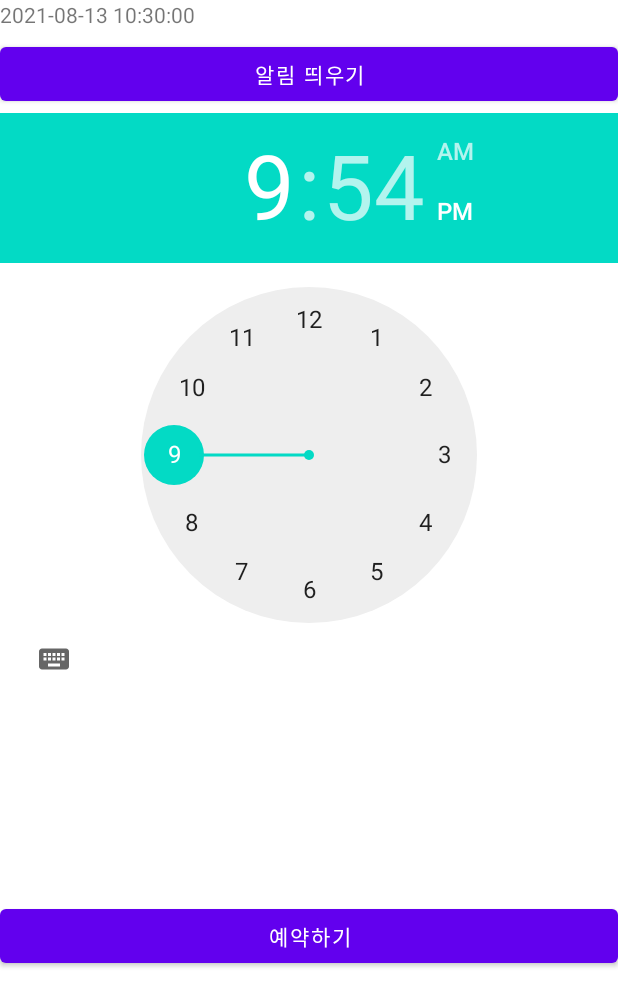
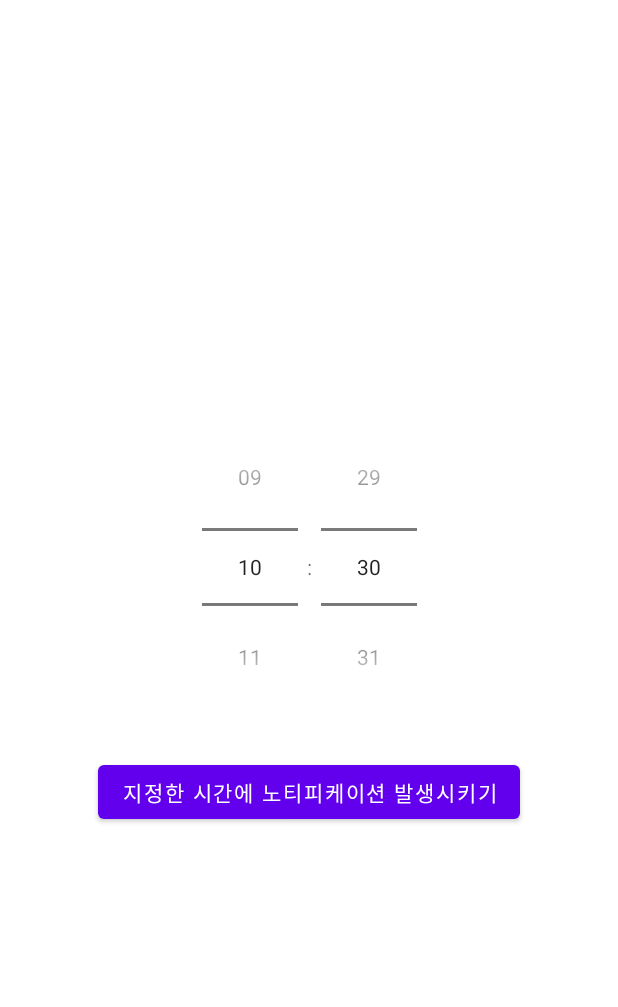
Before and after one commit to ryulkim/My_Maeju, an Android app: the screen it shows after launch (MainActivity), on a phone screen of 412 x 824 dp. Shown: the top 1007 px of the screen. Run offline under Robolectric (Android 15) with nearby library versions, the phone set to English and light mode, and no system bars.

Commit message:
시간 예약 알람

```diff
--- a/app/src/main/java/com/example/myapplication_maeju/MainActivity.java
+++ b/app/src/main/java/com/example/myapplication_maeju/MainActivity.java
@@ -1,10 +1,15 @@
 package com.example.myapplication_maeju;
 
+import android.app.AlarmManager;
 import android.app.Notification;
 import android.app.NotificationChannel;
 import android.app.NotificationManager;
 import android.app.PendingIntent;
+import android.content.ComponentName;
+import android.content.Context;
 import android.content.Intent;
+import android.content.SharedPreferences;
+import android.content.pm.PackageManager;
 import android.graphics.Bitmap;
 import android.graphics.BitmapFactory;
 import android.os.Build;
@@ -20,86 +25,134 @@ import androidx.core.app.NotificationCompat;
 import androidx.core.app.NotificationManagerCompat;
 
 import java.text.SimpleDateFormat;
+import java.util.Calendar;
 import java.util.Date;
+import java.util.GregorianCalendar;
+import java.util.Locale;
 
 
 public class MainActivity extends AppCompatActivity {
-    long mNow;
-    Date mDate;
-    SimpleDateFormat mFormat=new SimpleDateFormat("yyyy-MM-dd hh:mm:ss");
-    TextView text;
-
-    TimePicker tPicker;
-    Button reserve;
-
-
-    Button bt;
-    NotificationManager manager;
-    NotificationCompat.Builder builder;
-    private static String CHANNEL_ID = "channel1";
-    private static String CHANEL_NAME = "Channel1";
     @Override
     protected void onCreate(Bundle savedInstanceState) {
         super.onCreate(savedInstanceState);
         setContentView(R.layout.activity_main);
-        setTitle("시간 예약");
 
-        //system time
-        text=findViewById(R.id.t1);
-        text.setText(getTime());
+        final TimePicker picker = (TimePicker) findViewById(R.id.timePicker);
+        picker.setIs24HourView(true);
 
-        tPicker=findViewById(R.id.timePicker);
-        reserve=findViewById(R.id.reserve);
 
-        //notice
-        //setContentView(R.layout.activity_main);
-        bt = findViewById(R.id.bt);
-        bt.setOnClickListener(new View.OnClickListener() {
+        // 앞서 설정한 값으로 보여주기
+        // 없으면 디폴트 값은 현재시간
+        SharedPreferences sharedPreferences = getSharedPreferences("daily alarm", MODE_PRIVATE);
+        long millis = sharedPreferences.getLong("nextNotifyTime", Calendar.getInstance().getTimeInMillis());
+
+        Calendar nextNotifyTime = new GregorianCalendar();
+        nextNotifyTime.setTimeInMillis(millis);
+
+        Date nextDate = nextNotifyTime.getTime();
+        String date_text = new SimpleDateFormat("yyyy년 MM월 dd일 EE요일 a hh시 mm분 ", Locale.getDefault()).format(nextDate);
+        Toast.makeText(getApplicationContext(), "[처음 실행시] 다음 알람은 " + date_text + "으로 알람이 설정되었습니다!", Toast.LENGTH_SHORT).show();
+
+
+        // 이전 설정값으로 TimePicker 초기화
+        Date currentTime = nextNotifyTime.getTime();
+        SimpleDateFormat HourFormat = new SimpleDateFormat("kk", Locale.getDefault());
+        SimpleDateFormat MinuteFormat = new SimpleDateFormat("mm", Locale.getDefault());
+
+        int pre_hour = Integer.parseInt(HourFormat.format(currentTime));
+        int pre_minute = Integer.parseInt(MinuteFormat.format(currentTime));
+
+
+        if (Build.VERSION.SDK_INT >= 23) {
+            picker.setHour(pre_hour);
+            picker.setMinute(pre_minute);
+        } else {
+            picker.setCurrentHour(pre_hour);
+            picker.setCurrentMinute(pre_minute);
+        }
+
+
+        Button button = (Button) findViewById(R.id.button);
+        button.setOnClickListener(new View.OnClickListener() {
             @Override
-            public void onClick(View v) {
-                showNoti();
+            public void onClick(View arg0) {
+
+                int hour, hour_24, minute;
+                String am_pm;
+                if (Build.VERSION.SDK_INT >= 23) {
+                    hour_24 = picker.getHour();
+                    minute = picker.getMinute();
+                } else {
+                    hour_24 = picker.getCurrentHour();
+                    minute = picker.getCurrentMinute();
+                }
+                if (hour_24 > 12) {
+                    am_pm = "PM";
+                    hour = hour_24 - 12;
+                } else {
+                    hour = hour_24;
+                    am_pm = "AM";
+                }
+
+                // 현재 지정된 시간으로 알람 시간 설정
+                Calendar calendar = Calendar.getInstance();
+                calendar.setTimeInMillis(System.currentTimeMillis());
+                calendar.set(Calendar.HOUR_OF_DAY, hour_24);
+                calendar.set(Calendar.MINUTE, minute);
+                calendar.set(Calendar.SECOND, 0);
+
+                // 이미 지난 시간을 지정했다면 다음날 같은 시간으로 설정
+                if (calendar.before(Calendar.getInstance())) {
+                    calendar.add(Calendar.DATE, 1);
+                }
+
+                Date currentDateTime = calendar.getTime();
+                String date_text = new SimpleDateFormat("yyyy년 MM월 dd일 EE요일 a hh시 mm분 ", Locale.getDefault()).format(currentDateTime);
+                Toast.makeText(getApplicationContext(), date_text + "으로 알람이 설정되었습니다!", Toast.LENGTH_SHORT).show();
+
+                //  Preference에 설정한 값 저장
+                SharedPreferences.Editor editor = getSharedPreferences("daily alarm", MODE_PRIVATE).edit();
+                editor.putLong("nextNotifyTime", (long) calendar.getTimeInMillis());
+                editor.apply();
+
+
+                diaryNotification(calendar);
             }
-        });
 
-        reserve.setOnClickListener(new View.OnClickListener(){
-            public void onClick(View v){
-                Toast.makeText(MainActivity.this,
-                        Integer.toString(tPicker.getCurrentHour())+"시"+
-                        Integer.toString(tPicker.getCurrentMinute())+"분 저장됨"
-                ,Toast.LENGTH_LONG).show();
-
-            }
         });
     }
 
+    void diaryNotification(Calendar calendar) {
+        Boolean dailyNotify = true; // 무조건 알람을 사용
+
+        PackageManager pm = this.getPackageManager();
+        ComponentName receiver = new ComponentName(this, DeviceBootReceiver.class);
+        Intent alarmIntent = new Intent(this, AlarmReceiver.class);
+        PendingIntent pendingIntent = PendingIntent.getBroadcast(this, 0, alarmIntent, 0);
+        AlarmManager alarmManager = (AlarmManager) getSystemService(Context.ALARM_SERVICE);
 
 
-    private String getTime(){
-        mNow = System.currentTimeMillis();
-        mDate = new Date(mNow);
-        return mFormat.format(mDate);
-    }
-    public void showNoti(){
-        builder = null;
-        manager = (NotificationManager) getSystemService(NOTIFICATION_SERVICE);
-        //버전 오레오 이상일 경우
-        if(Build.VERSION.SDK_INT >= Build.VERSION_CODES.O){
-            manager.createNotificationChannel(
-                    new NotificationChannel(CHANNEL_ID, CHANEL_NAME, NotificationManager.IMPORTANCE_DEFAULT)
-            );
-        builder = new NotificationCompat.Builder(this,CHANNEL_ID);
-        }
-        builder.setContentTitle("알림");
-        // 알림창 메시지
-        builder.setContentText("알림 메시지");
-        // 알림창 아이콘
-        builder.setSmallIcon(R.drawable.heart);
-        //알림창 터치시 상단 알림상태창에서 알림이 자동으로 삭제되게 합니다.
-        builder.setAutoCancel(true);
+        // 사용자가 매일 알람을 허용했다면
+        if (dailyNotify) {
 
 
-        Notification notification = builder.build();
-        // 알림창 실행
-        manager.notify(1,notification);
+            if (alarmManager != null) {
+
+                alarmManager.setRepeating(AlarmManager.RTC_WAKEUP, calendar.getTimeInMillis(),
+                        AlarmManager.INTERVAL_DAY, pendingIntent);
+
+                if (Build.VERSION.SDK_INT >= Build.VERSION_CODES.M) {
+                    alarmManager.setExactAndAllowWhileIdle(AlarmManager.RTC_WAKEUP, calendar.getTimeInMillis(), pendingIntent);
+                }
+            }
+
+            // 부팅 후 실행되는 리시버 사용가능하게 설정
+            pm.setComponentEnabledSetting(receiver,
+                    PackageManager.COMPONENT_ENABLED_STATE_ENABLED,
+                    PackageManager.DONT_KILL_APP);
+
+        }
+
+
     }
 }
--- a/app/src/main/res/layout/activity_main.xml
+++ b/app/src/main/res/layout/activity_main.xml
@@ -1,40 +1,33 @@
 <?xml version="1.0" encoding="utf-8"?>
-<androidx.coordinatorlayout.widget.CoordinatorLayout xmlns:android="http://schemas.android.com/apk/res/android"
+
+<androidx.constraintlayout.widget.ConstraintLayout
+    xmlns:android="http://schemas.android.com/apk/res/android"
     xmlns:app="http://schemas.android.com/apk/res-auto"
     xmlns:tools="http://schemas.android.com/tools"
     android:layout_width="match_parent"
     android:layout_height="match_parent"
     tools:context=".MainActivity">
 
-    <TextView
-        android:id="@+id/t1"
-        android:layout_width="fill_parent"
-        android:layout_height="wrap_content"
-        android:text="TextView" />
-
     <TimePicker
         android:id="@+id/timePicker"
-        android:layout_width="match_parent"
+        android:layout_width="wrap_content"
         android:layout_height="wrap_content"
-        android:layout_marginTop="75dp" />
+        app:layout_constraintLeft_toLeftOf="parent"
+        app:layout_constraintRight_toRightOf="parent"
+        app:layout_constraintTop_toTopOf="parent"
+        app:layout_constraintBottom_toTopOf="@id/button"
+        app:layout_constraintVertical_chainStyle="packed"
+        android:timePickerMode="spinner"/>
 
     <Button
-        android:id="@+id/bt"
-        android:layout_width="fill_parent"
+        android:text="지정한 시간에 노티피케이션 발생시키기"
+        android:layout_width="wrap_content"
         android:layout_height="wrap_content"
-        android:layout_alignBottom="@+id/t1"
-        android:layout_marginTop="25dp"
-        android:text="알림 띄우기"
-        tools:layout_editor_absoluteX="132dp"
-        tools:layout_editor_absoluteY="114dp" />
+        app:layout_constraintLeft_toLeftOf="parent"
+        app:layout_constraintRight_toRightOf="parent"
+        app:layout_constraintTop_toBottomOf="@id/timePicker"
+        app:layout_constraintBottom_toBottomOf="parent"
+        android:layout_marginTop="20dp"
+        android:id="@+id/button" />
 
-    <Button
-        android:id="@+id/reserve"
-        android:layout_width="match_parent"
-        android:layout_height="wrap_content"
-        android:layout_marginTop="600dp"
-        android:text="예약하기"
-        />
-
-
-</androidx.coordinatorlayout.widget.CoordinatorLayout>
+</androidx.constraintlayout.widget.ConstraintLayout>
```
Also changed, not shown: app/src/main/AndroidManifest.xml (+12 -2 lines), app/src/main/java/com/example/myapplication_maeju/AlarmReceiver.java (added, +90 -0 lines), app/src/main/java/com/example/myapplication_maeju/DeviceBootReceiver.java (added, +55 -0 lines).
